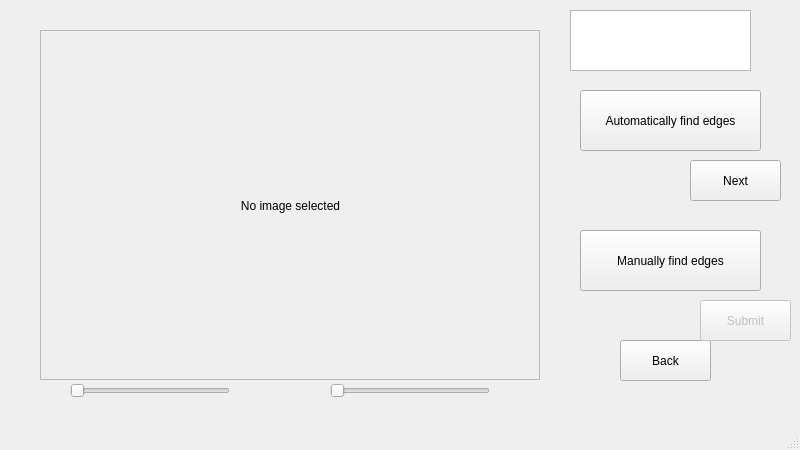
Above: Dev/Colour combine/Edges2.ui from jamie-knapman/Processing-Images-to-Embroidery before the change. Below: the same form after it.
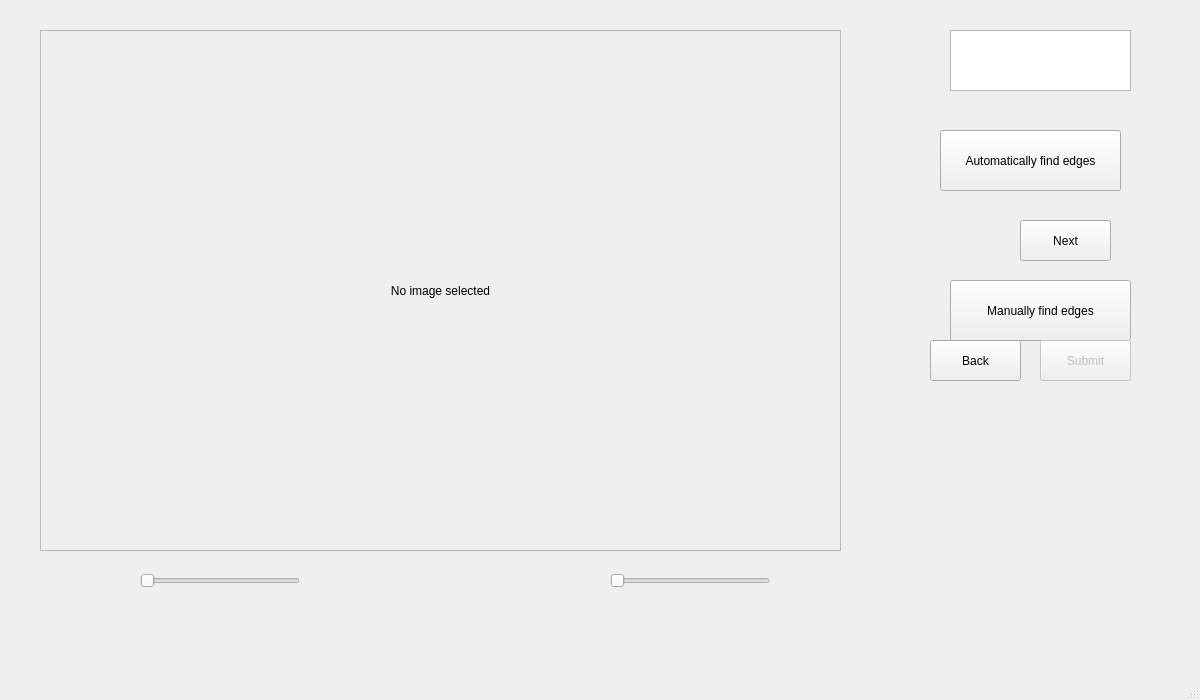
That is the form after the change.

```diff
--- a/Dev/Colour combine/Edges2.ui
+++ b/Dev/Colour combine/Edges2.ui
@@ -6,8 +6,8 @@
    <rect>
     <x>0</x>
     <y>0</y>
-    <width>800</width>
-    <height>450</height>
+    <width>1200</width>
+    <height>700</height>
    </rect>
   </property>
   <property name="windowTitle">
@@ -20,8 +20,8 @@
     </property>
     <property name="geometry">
      <rect>
-      <x>580</x>
-      <y>90</y>
+      <x>940</x>
+      <y>130</y>
       <width>181</width>
       <height>61</height>
      </rect>
@@ -39,8 +39,8 @@
     </property>
     <property name="geometry">
      <rect>
-      <x>580</x>
-      <y>230</y>
+      <x>950</x>
+      <y>280</y>
       <width>181</width>
       <height>61</height>
      </rect>
@@ -57,20 +57,20 @@
      <rect>
       <x>40</x>
       <y>30</y>
-      <width>500</width>
-      <height>350</height>
+      <width>801</width>
+      <height>521</height>
      </rect>
     </property>
     <property name="minimumSize">
      <size>
-      <width>500</width>
-      <height>350</height>
+      <width>0</width>
+      <height>0</height>
      </size>
     </property>
     <property name="maximumSize">
      <size>
-      <width>500</width>
-      <height>350</height>
+      <width>16777215</width>
+      <height>16777215</height>
      </size>
     </property>
     <property name="frameShape">
@@ -84,8 +84,8 @@
       <rect>
        <x>0</x>
        <y>0</y>
-       <width>501</width>
-       <height>351</height>
+       <width>801</width>
+       <height>521</height>
       </rect>
      </property>
      <property name="text">
@@ -99,7 +99,7 @@
    <widget class="QPushButton" name="BackToMain">
     <property name="geometry">
      <rect>
-      <x>620</x>
+      <x>930</x>
       <y>340</y>
       <width>91</width>
       <height>41</height>
@@ -115,8 +115,8 @@
     </property>
     <property name="geometry">
      <rect>
-      <x>70</x>
-      <y>380</y>
+      <x>140</x>
+      <y>570</y>
       <width>160</width>
       <height>22</height>
      </rect>
@@ -134,8 +134,8 @@
     </property>
     <property name="geometry">
      <rect>
-      <x>330</x>
-      <y>380</y>
+      <x>610</x>
+      <y>570</y>
       <width>160</width>
       <height>22</height>
      </rect>
@@ -150,8 +150,8 @@
    <widget class="QPlainTextEdit" name="smallThreshIn">
     <property name="geometry">
      <rect>
-      <x>570</x>
-      <y>10</y>
+      <x>950</x>
+      <y>30</y>
       <width>181</width>
       <height>61</height>
      </rect>
@@ -163,8 +163,8 @@
     </property>
     <property name="geometry">
      <rect>
-      <x>700</x>
-      <y>300</y>
+      <x>1040</x>
+      <y>340</y>
       <width>91</width>
       <height>41</height>
      </rect>
@@ -182,8 +182,8 @@
     </property>
     <property name="geometry">
      <rect>
-      <x>690</x>
-      <y>160</y>
+      <x>1020</x>
+      <y>220</y>
       <width>91</width>
       <height>41</height>
      </rect>
```
Left out of the diff: 2 changed lines with no effect on the pictures.
